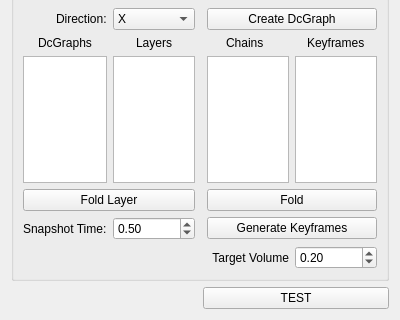
Before: the Qt Designer form FoldPlugin/FdWidget.ui in letienhung/fold-hcc, drawn with Qt 5; both pictures show x 0 to 400 and y 298 to 618 of the 400 by 618 pixel window.
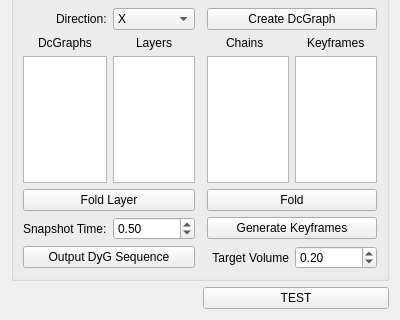
After: the same form once the commit is applied.

What changed in the file:
```diff
--- a/FoldPlugin/FdWidget.ui
+++ b/FoldPlugin/FdWidget.ui
@@ -381,6 +381,13 @@
         </property>
        </widget>
       </item>
+      <item row="6" column="0" colspan="2">
+       <widget class="QPushButton" name="outputDyGSequence">
+        <property name="text">
+         <string>Output DyG Sequence</string>
+        </property>
+       </widget>
+      </item>
      </layout>
     </widget>
    </item>
```
